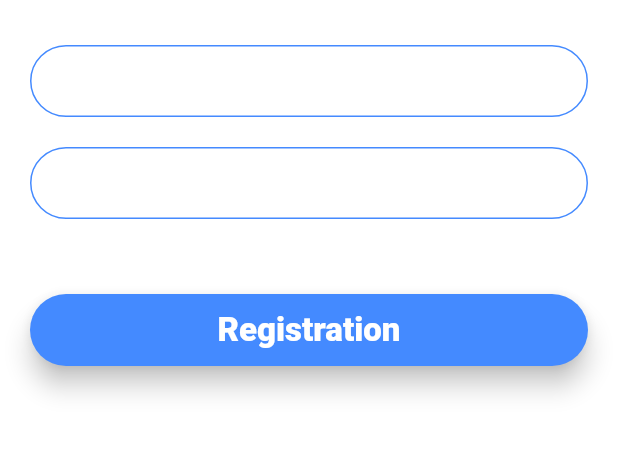
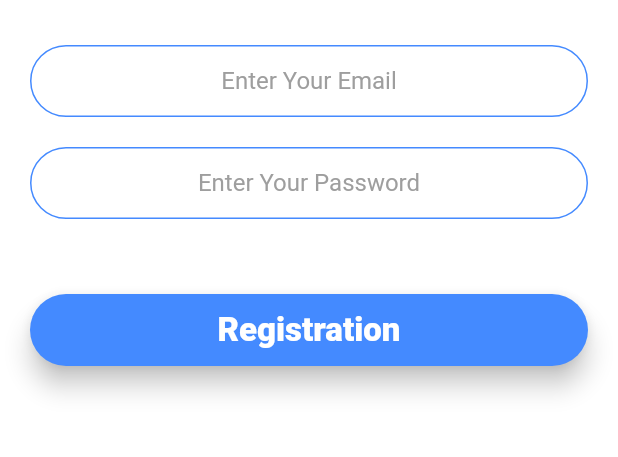
Before and after one commit to shahbhoomi27/flutter_chat, a Flutter app: the RegisterScreen screen opened by its route, on a phone screen of 412 x 824 dp, the part 585-1042 px from its top. Run offline on Flutter 3.47's test engine with Material 2 defaults, Android fonts, the phone set to English and light mode, and no system bars; our stand-ins replace animated_text_kit, cloud_firestore, firebase_auth, modal_progress_hud; accounts and stored records are empty.

```diff
--- a/lib/main.dart
+++ b/lib/main.dart
@@ -3,6 +3,7 @@ import 'package:flutter_chat_app/screens/WelcomeScreen.dart';
 import 'package:flutter_chat_app/Constants.dart';
 import 'package:flutter_chat_app/screens/LoginScreen.dart';
 import 'package:flutter_chat_app/screens/RegisterScreen.dart';
+import 'package:flutter_chat_app/screens/ChatScreen.dart';
 
 void main() => runApp(MainPage());
 
@@ -23,6 +24,7 @@ class MainPage extends StatelessWidget {
           WelcomeScreen.id: (context) => WelcomeScreen(),
           RegisterScreen.id: (context) => RegisterScreen(),
           LoginScreen.id: (context) => LoginScreen(),
+          ChatScreen.id: (context) => ChatScreen(),
         });
   }
 }
--- a/lib/screens/RegisterScreen.dart
+++ b/lib/screens/RegisterScreen.dart
@@ -1,6 +1,9 @@
 import 'package:flutter/material.dart';
 import 'package:flutter_chat_app/components/MyMaterialButton.dart';
 import 'package:flutter_chat_app/Constants.dart';
+import 'package:firebase_auth/firebase_auth.dart';
+import 'package:flutter_chat_app/screens/ChatScreen.dart';
+import 'package:modal_progress_hud/modal_progress_hud.dart';
 
 class RegisterScreen extends StatefulWidget {
   static const String id = "register_screen";
@@ -12,43 +15,91 @@ class RegisterScreen extends StatefulWidget {
 }
 
 class _RegisterScreenState extends State<RegisterScreen> {
+  String email;
+  String password;
+  final _auth = FirebaseAuth.instance;
+  bool showSpinner = false;
 
   @override
   Widget build(BuildContext context) {
     return SafeArea(
       child: Scaffold(
         backgroundColor: Colors.white,
-        body: Padding(
-
+        body: ModalProgressHUD(
+          inAsyncCall: showSpinner,
+          child: Padding(
             padding: const EdgeInsets.symmetric(horizontal: 20),
             child: Column(
               crossAxisAlignment: CrossAxisAlignment.stretch,
               mainAxisAlignment: MainAxisAlignment.center,
               children: <Widget>[
-              Hero(
+                Flexible(
+                  child: Hero(
                     tag: HERO_TAG,
                     child: Image.asset(
                       "images/logo.png",
                       height: 200,
                     ),
                   ),
+                ),
                 SizedBox(
                   height: 30,
                 ),
                 TextField(
-                decoration: kTextFieldDecoration.copyWith(hintText: "Enter Your Email"),
+                  onChanged: (value) {
+                    email = value;
+                  },
+                  keyboardType: TextInputType.emailAddress,
+                  textAlign: TextAlign.center,
+                  style: TextStyle(color: Colors.black),
+                  decoration:
+                      kTextFieldDecoration.copyWith(hintText: "Enter Your Email"),
                 ),
                 SizedBox(
                   height: 20,
                 ),
                 TextField(
-                decoration: kTextFieldDecoration.copyWith(hintText: "Enter Your Password"),
+                  onChanged: (value) {
+                    password = value;
+                  },
+                  obscureText: true,
+                  textAlign: TextAlign.center,
+                  style: TextStyle(color: Colors.black),
+                  decoration: kTextFieldDecoration.copyWith(
+                      hintText: "Enter Your Password"),
                 ),
                 SizedBox(
                   height: 50,
                 ),
-              MyMaterialButton(mButtonText: "Registration",mButtonPressed:  () {},)
+                MyMaterialButton(
+                  mButtonText: "Registration",
+                  mButtonPressed: () async{
+                    print(email);
+                    print(password);
+                    setState(() {
+                      showSpinner = true;
+                    });
+                    try {
+                      final newUser = await _auth.createUserWithEmailAndPassword(
+                          email: email, password: password);
+                      if (newUser != null) {
+                        Navigator.pop(context);
+                        Navigator.pushNamed(context, ChatScreen.id);
+                      }
+                      setState(() {
+                        showSpinner = false;
+                      });
+                    } catch (e) {
+                      print(e.toString());
+                      setState(() {
+                        showSpinner = false;
+                      });
+                    }
+
+                  },
+                )
               ],
+            ),
           ),
         ),
       ),
--- a/pubspec.yaml
+++ b/pubspec.yaml
@@ -24,6 +24,10 @@ dependencies:
   # Use with the CupertinoIcons class for iOS style icons.
   cupertino_icons: ^0.1.2
   animated_text_kit: ^2.0.0
+  firebase_auth: ^0.16.0
+  cloud_firestore: ^0.13.5
+  firebase_core: ^0.4.4+3
+  modal_progress_hud: ^0.1.3
 
 dev_dependencies:
   flutter_test:
```
Also changed, not shown: lib/Constants.dart (+21 -0 lines), lib/screens/ChatScreen.dart (added, +172 -0 lines), lib/screens/LoginScreen.dart (+50 -6 lines), pubspec.lock, 3 other files. Lines whose indentation alone changed are shown as unchanged.
